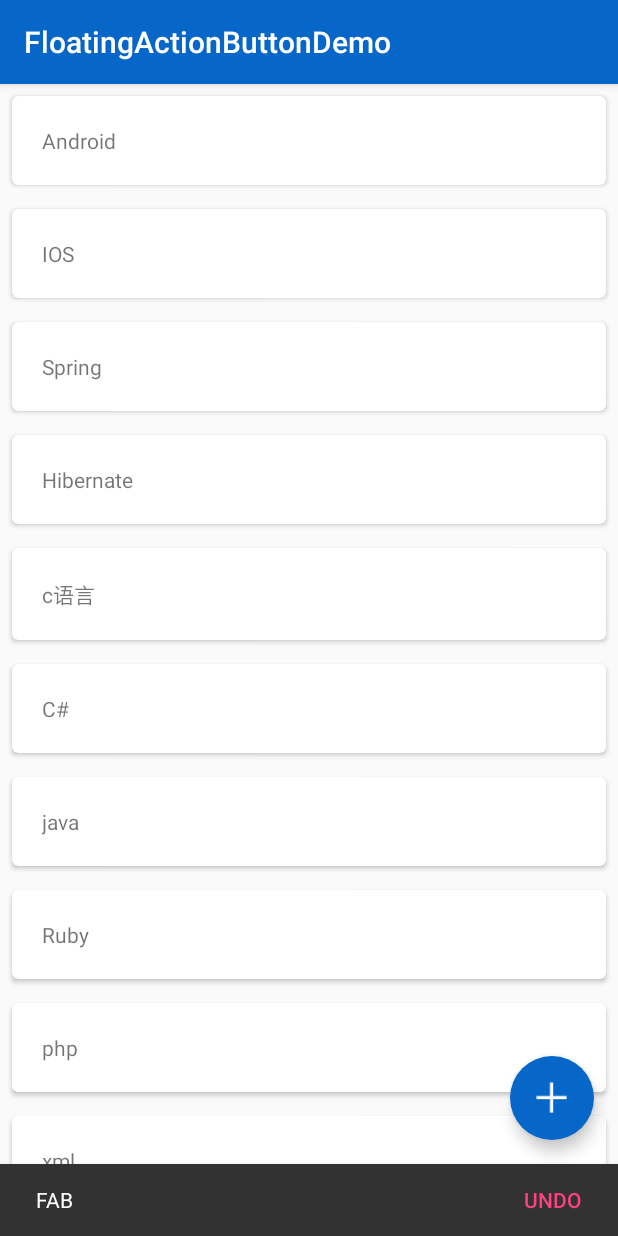
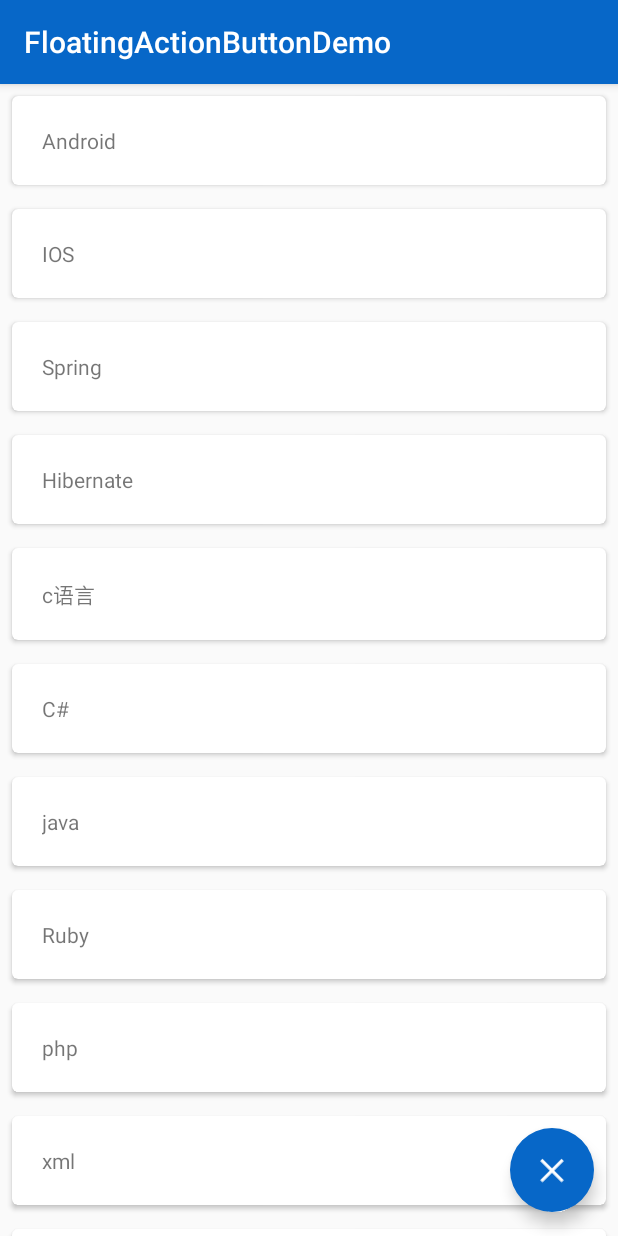
Before and after one commit to Limuyang1013/FloatingActionButtonDemo, an Android app: the screen it shows after launch (MainActivity), after a tap on an icon or button, on a phone screen of 412 x 824 dp. Run offline under Robolectric (Android 15) with nearby library versions, the phone set to English and light mode, and no system bars.

Commit message:
加入蒙版效果

```diff
--- a/app/src/main/java/com/muyang/fabdemo/MainActivity.java
+++ b/app/src/main/java/com/muyang/fabdemo/MainActivity.java
@@ -1,5 +1,6 @@
 package com.muyang.fabdemo;
 
+import android.animation.ObjectAnimator;
 import android.os.Bundle;
 import android.support.design.widget.CoordinatorLayout;
 import android.support.design.widget.FloatingActionButton;
@@ -8,37 +9,76 @@ import android.support.v7.app.AppCompatActivity;
 import android.support.v7.widget.LinearLayoutManager;
 import android.support.v7.widget.RecyclerView;
 import android.view.View;
+import android.view.animation.AccelerateDecelerateInterpolator;
+import android.view.animation.AccelerateInterpolator;
+import android.view.animation.AlphaAnimation;
+import android.widget.TextView;
 
 public class MainActivity extends AppCompatActivity {
-    private RecyclerView recyclerView ;
+    private RecyclerView recyclerView;
     private FloatingActionButton fab;
     private CoordinatorLayout mCoor;
+    private TextView hide;
     //判断是否打开
-    private boolean isOpen=false;
+    private boolean isOpen = false;
 
     @Override
     protected void onCreate(Bundle savedInstanceState) {
         super.onCreate(savedInstanceState);
         setContentView(R.layout.activity_main);
-        recyclerView= (RecyclerView) findViewById(R.id.mRecycleView);
+        recyclerView = (RecyclerView) findViewById(R.id.mRecycleView);
         mCoor = (CoordinatorLayout) findViewById(R.id.coor);
         fab = (FloatingActionButton) findViewById(R.id.fab);
+        hide = (TextView) findViewById(R.id.hide);
         // 线性布局
         recyclerView.setLayoutManager(new LinearLayoutManager(this));
         recyclerView.setAdapter(new RecyclerViewAdapter(this));
         fab.setOnClickListener(new View.OnClickListener() {
             @Override
             public void onClick(View v) {
-                Snackbar.make(mCoor,"FAB",Snackbar.LENGTH_SHORT)
-                        .setAction("UNDO", new View.OnClickListener() {
-                            @Override
-                            public void onClick(View v) {
-
-                            }
-                        })
-                        .show();
+//                Snackbar.make(mCoor,"FAB",Snackbar.LENGTH_SHORT)
+//                        .setAction("UNDO", new View.OnClickListener() {
+//                            @Override
+//                            public void onClick(View v) {
+//
+//                            }
+//                        })
+//                        .show();
+                if (!isOpen) {
+                    trunLeft(v);
+                } else {
+                    trunRight(v);
+                }
             }
         });
     }
 
+    //开始旋转
+    public void trunLeft(View v) {
+        ObjectAnimator objectAnimator = ObjectAnimator.ofFloat(v, "rotation", 0, -155, -135);
+        objectAnimator.setDuration(300);
+        objectAnimator.setInterpolator(new AccelerateDecelerateInterpolator());
+        objectAnimator.start();
+        hide.setVisibility(View.VISIBLE);
+        AlphaAnimation alphaAnimation = new AlphaAnimation(0, 0.65f);
+        alphaAnimation.setDuration(300);
+        alphaAnimation.setFillAfter(true);
+        hide.startAnimation(alphaAnimation);
+        isOpen = true;
+    }
+
+    //回到起始位置
+    public void trunRight(View v) {
+        ObjectAnimator objectAnimator = ObjectAnimator.ofFloat(v, "rotation", -135, 20, 0);
+        objectAnimator.setDuration(300);
+        objectAnimator.setInterpolator(new AccelerateDecelerateInterpolator());
+        objectAnimator.start();
+        hide.setVisibility(View.GONE);
+        AlphaAnimation alphaAnimation = new AlphaAnimation(0.65f, 0);
+        alphaAnimation.setDuration(300);
+        alphaAnimation.setFillAfter(true);
+        hide.startAnimation(alphaAnimation);
+        isOpen = false;
+    }
+
 }
--- a/app/src/main/java/com/muyang/fabdemo/RotateBehavior.java
+++ b/app/src/main/java/com/muyang/fabdemo/RotateBehavior.java
@@ -12,11 +12,13 @@ import java.util.List;
 
 /**
  * Created by muyang on 2016/5/9.
+ *
  */
 public class RotateBehavior extends CoordinatorLayout.Behavior<FloatingActionButton> {
     private static final String TAG = RotateBehavior.class.getSimpleName();
 
     public RotateBehavior() {
+
     }
 
     public RotateBehavior(Context context, AttributeSet attrs) {
--- a/app/src/main/res/layout/activity_main.xml
+++ b/app/src/main/res/layout/activity_main.xml
@@ -10,7 +10,13 @@
         android:layout_width="match_parent"
         android:layout_height="match_parent">
     </android.support.v7.widget.RecyclerView>
-
+    <TextView
+        android:id="@+id/hide"
+        android:layout_width="match_parent"
+        android:layout_height="match_parent"
+        android:visibility="gone"
+        android:background="#ffff"
+        />
     <android.support.design.widget.FloatingActionButton
         android:id="@+id/fab"
         android:layout_width="wrap_content"
```
